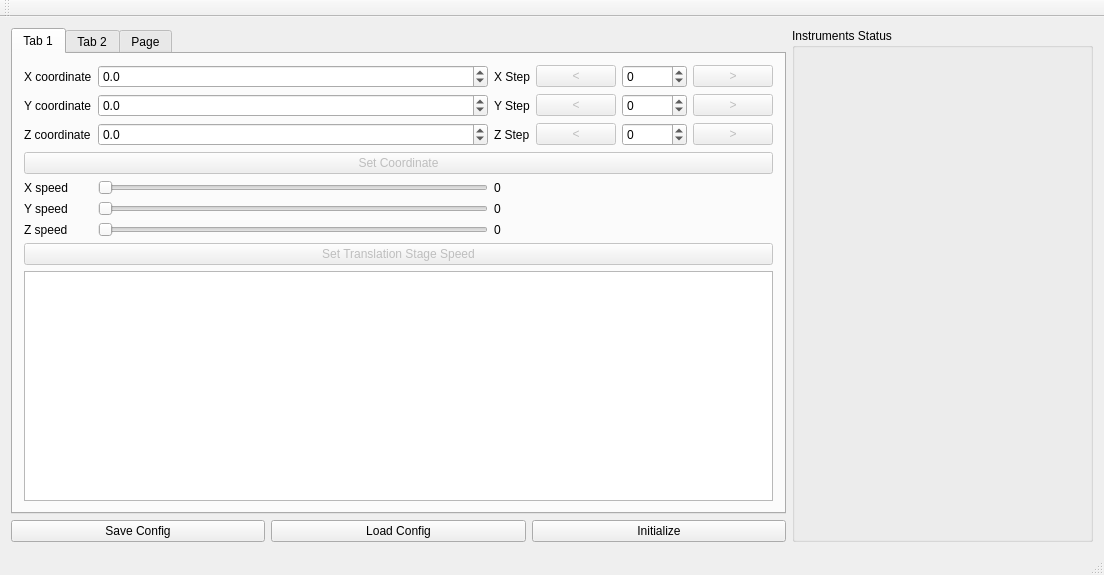
This is forms/MainWindow.ui in korostysh/TCT-daq as Qt 5 draws it before an edit. The edited form follows.
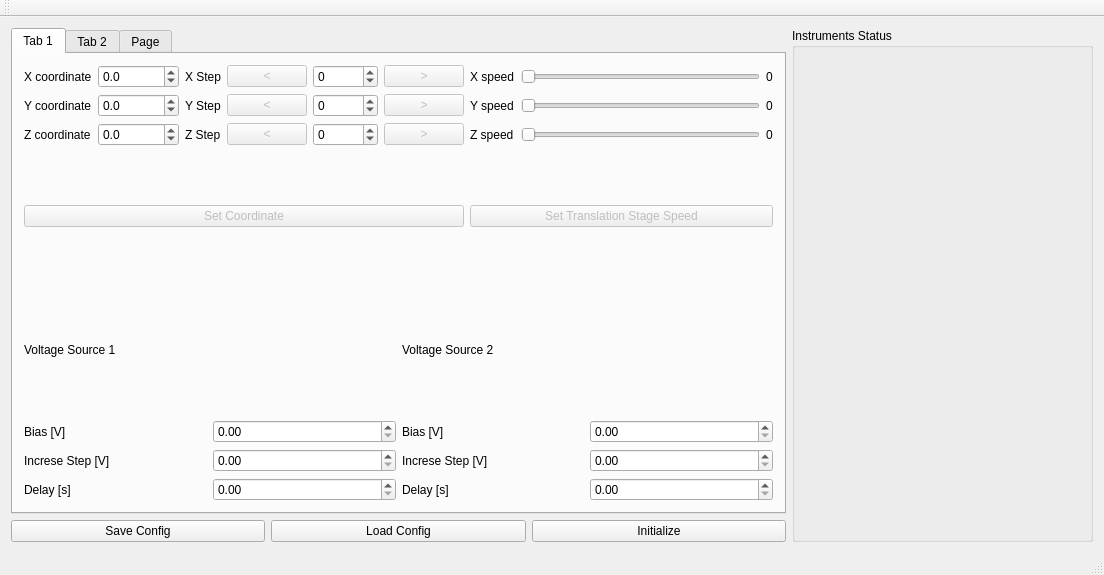
This is the edited form. The open tabs and pages were chosen to show the change.

Commit message: Voltage Source class added.

Diff of the .ui file:
```diff
--- a/forms/MainWindow.ui
+++ b/forms/MainWindow.ui
@@ -29,7 +29,7 @@
             <string>Tab 1</string>
            </attribute>
            <layout class="QGridLayout" name="gridLayout_4">
-            <item row="0" column="0">
+            <item row="0" column="1">
              <layout class="QGridLayout" name="gridLayout">
               <item row="0" column="0">
                <widget class="QLabel" name="label">
@@ -38,13 +38,6 @@
                 </property>
                </widget>
               </item>
-              <item row="6" column="0">
-               <widget class="QLabel" name="label_6">
-                <property name="text">
-                 <string>Z speed</string>
-                </property>
-               </widget>
-              </item>
               <item row="2" column="0">
                <widget class="QLabel" name="label_3">
                 <property name="text">
@@ -72,27 +65,6 @@
                 </property>
                </widget>
               </item>
-              <item row="4" column="0">
-               <widget class="QLabel" name="label_4">
-                <property name="text">
-                 <string>X speed</string>
-                </property>
-               </widget>
-              </item>
-              <item row="6" column="1">
-               <widget class="QSlider" name="ZSpeed">
-                <property name="orientation">
-                 <enum>Qt::Horizontal</enum>
-                </property>
-               </widget>
-              </item>
-              <item row="5" column="1">
-               <widget class="QSlider" name="YSpeed">
-                <property name="orientation">
-                 <enum>Qt::Horizontal</enum>
-                </property>
-               </widget>
-              </item>
               <item row="1" column="0">
                <widget class="QLabel" name="label_2">
                 <property name="text">
@@ -100,13 +72,6 @@
                 </property>
                </widget>
               </item>
-              <item row="4" column="2" colspan="4">
-               <widget class="QLabel" name="label_7">
-                <property name="text">
-                 <string>0</string>
-                </property>
-               </widget>
-              </item>
               <item row="1" column="1">
                <widget class="QDoubleSpinBox" name="YAxisPosition">
                 <property name="decimals">
@@ -133,20 +98,6 @@
                 </property>
                </widget>
               </item>
-              <item row="4" column="1">
-               <widget class="QSlider" name="XSpeed">
-                <property name="orientation">
-                 <enum>Qt::Horizontal</enum>
-                </property>
-               </widget>
-              </item>
-              <item row="5" column="0">
-               <widget class="QLabel" name="label_5">
-                <property name="text">
-                 <string>Y speed</string>
-                </property>
-               </widget>
-              </item>
               <item row="0" column="4">
                <widget class="QDoubleSpinBox" name="XStep">
                 <property name="decimals">
@@ -220,40 +171,6 @@
                 </property>
                </widget>
               </item>
-              <item row="6" column="2" colspan="4">
-               <widget class="QLabel" name="label_9">
-                <property name="text">
-                 <string>0</string>
-                </property>
-               </widget>
-              </item>
-              <item row="3" column="0" colspan="6">
-               <widget class="QPushButton" name="SetCoordinate">
-                <property name="enabled">
-                 <bool>false</bool>
-                </property>
-                <property name="text">
-                 <string>Set Coordinate</string>
-                </property>
-               </widget>
-              </item>
-              <item row="7" column="0" colspan="6">
-               <widget class="QPushButton" name="SetTranslationStageSpeed">
-                <property name="enabled">
-                 <bool>false</bool>
-                </property>
-                <property name="text">
-                 <string>Set Translation Stage Speed</string>
-                </property>
-               </widget>
-              </item>
-              <item row="5" column="2" colspan="4">
-               <widget class="QLabel" name="label_8">
-                <property name="text">
-                 <string>0</string>
-                </property>
-               </widget>
-              </item>
               <item row="0" column="3">
                <widget class="QPushButton" name="MoveXMinus">
                 <property name="enabled">
@@ -284,9 +201,6 @@
                 </property>
                </widget>
               </item>
-              <item row="8" column="0" colspan="6">
-               <widget class="QTextBrowser" name="DialogWindow"/>
-              </item>
               <item row="0" column="5">
                <widget class="QPushButton" name="MoveXPlus">
                 <property name="enabled">
@@ -297,6 +211,167 @@
                 </property>
                </widget>
               </item>
+              <item row="3" column="6" rowspan="2" colspan="3">
+               <widget class="QPushButton" name="SetTranslationStageSpeed">
+                <property name="enabled">
+                 <bool>false</bool>
+                </property>
+                <property name="text">
+                 <string>Set Translation Stage Speed</string>
+                </property>
+               </widget>
+              </item>
+              <item row="0" column="6">
+               <widget class="QLabel" name="label_4">
+                <property name="text">
+                 <string>X speed</string>
+                </property>
+               </widget>
+              </item>
+              <item row="0" column="8">
+               <widget class="QLabel" name="label_7">
+                <property name="text">
+                 <string>0</string>
+                </property>
+               </widget>
+              </item>
+              <item row="2" column="7">
+               <widget class="QSlider" name="ZSpeed">
+                <property name="orientation">
+                 <enum>Qt::Horizontal</enum>
+                </property>
+               </widget>
+              </item>
+              <item row="0" column="7">
+               <widget class="QSlider" name="XSpeed">
+                <property name="orientation">
+                 <enum>Qt::Horizontal</enum>
+                </property>
+               </widget>
+              </item>
+              <item row="1" column="6">
+               <widget class="QLabel" name="label_5">
+                <property name="text">
+                 <string>Y speed</string>
+                </property>
+               </widget>
+              </item>
+              <item row="1" column="7">
+               <widget class="QSlider" name="YSpeed">
+                <property name="orientation">
+                 <enum>Qt::Horizontal</enum>
+                </property>
+               </widget>
+              </item>
+              <item row="1" column="8">
+               <widget class="QLabel" name="label_8">
+                <property name="text">
+                 <string>0</string>
+                </property>
+               </widget>
+              </item>
+              <item row="2" column="8">
+               <widget class="QLabel" name="label_9">
+                <property name="text">
+                 <string>0</string>
+                </property>
+               </widget>
+              </item>
+              <item row="3" column="0" rowspan="2" colspan="6">
+               <widget class="QPushButton" name="SetCoordinate">
+                <property name="enabled">
+                 <bool>false</bool>
+                </property>
+                <property name="text">
+                 <string>Set Coordinate</string>
+                </property>
+               </widget>
+              </item>
+              <item row="2" column="6">
+               <widget class="QLabel" name="label_6">
+                <property name="text">
+                 <string>Z speed</string>
+                </property>
+               </widget>
+              </item>
+             </layout>
+            </item>
+            <item row="1" column="1">
+             <layout class="QGridLayout" name="gridLayout_7">
+              <item row="2" column="1">
+               <widget class="QDoubleSpinBox" name="BiasStepV1"/>
+              </item>
+              <item row="0" column="2" colspan="2">
+               <widget class="QLabel" name="label_56">
+                <property name="text">
+                 <string>Voltage Source 2</string>
+                </property>
+               </widget>
+              </item>
+              <item row="1" column="3">
+               <widget class="QDoubleSpinBox" name="BiasV2"/>
+              </item>
+              <item row="2" column="0">
+               <widget class="QLabel" name="label_60">
+                <property name="text">
+                 <string>Increse Step [V]</string>
+                </property>
+               </widget>
+              </item>
+              <item row="1" column="0">
+               <widget class="QLabel" name="label_58">
+                <property name="text">
+                 <string>Bias [V]</string>
+                </property>
+               </widget>
+              </item>
+              <item row="2" column="2">
+               <widget class="QLabel" name="label_61">
+                <property name="text">
+                 <string>Increse Step [V]</string>
+                </property>
+               </widget>
+              </item>
+              <item row="1" column="2">
+               <widget class="QLabel" name="label_59">
+                <property name="text">
+                 <string>Bias [V]</string>
+                </property>
+               </widget>
+              </item>
+              <item row="1" column="1">
+               <widget class="QDoubleSpinBox" name="BiasV1"/>
+              </item>
+              <item row="0" column="0" colspan="2">
+               <widget class="QLabel" name="label_55">
+                <property name="text">
+                 <string>Voltage Source 1</string>
+                </property>
+               </widget>
+              </item>
+              <item row="2" column="3">
+               <widget class="QDoubleSpinBox" name="BiasStepV2"/>
+              </item>
+              <item row="3" column="0">
+               <widget class="QLabel" name="label_62">
+                <property name="text">
+                 <string>Delay [s]</string>
+                </property>
+               </widget>
+              </item>
+              <item row="3" column="2">
+               <widget class="QLabel" name="label_63">
+                <property name="text">
+                 <string>Delay [s]</string>
+                </property>
+               </widget>
+              </item>
+              <item row="3" column="1">
+               <widget class="QDoubleSpinBox" name="BiasDelayV1"/>
+              </item>
+              <item row="3" column="3">
+               <widget class="QDoubleSpinBox" name="BiasDelayV2"/>
+              </item>
              </layout>
             </item>
            </layout>
```
Left out of the diff: 238 changed lines with no effect on the pictures. The commit also changes 11 other files.
